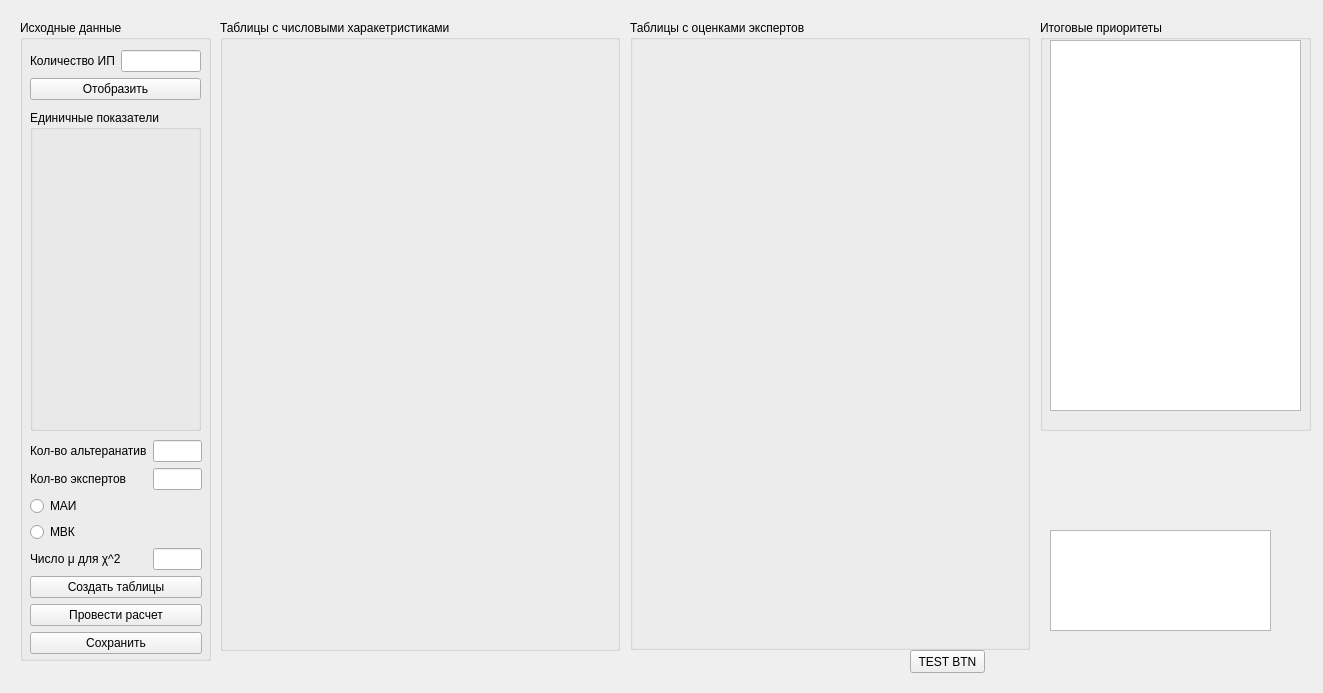
Qt form MethodsHAWC.ui (ErRomag/BenchmarkingMethods) before a commit.
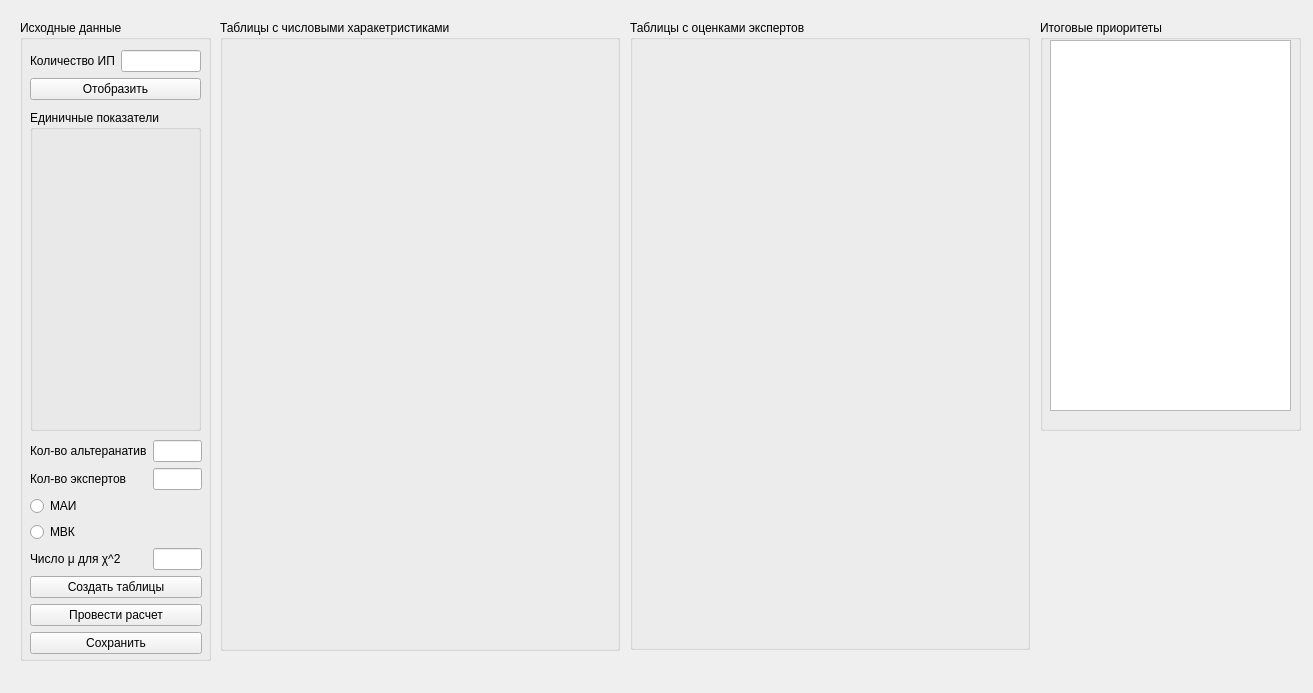
The same form after that commit.

```diff
--- a/MethodsHAWC.ui
+++ b/MethodsHAWC.ui
@@ -6,7 +6,7 @@
    <rect>
     <x>0</x>
     <y>0</y>
-    <width>1323</width>
+    <width>1313</width>
     <height>693</height>
    </rect>
   </property>
@@ -209,35 +209,12 @@
      <layout class="QVBoxLayout" name="ExpertsVerticalLayout"/>
     </widget>
    </widget>
-   <widget class="QTableWidget" name="tableWidget">
-    <property name="geometry">
-     <rect>
-      <x>1050</x>
-      <y>530</y>
-      <width>221</width>
-      <height>101</height>
-     </rect>
-    </property>
-   </widget>
-   <widget class="QPushButton" name="TEST_BTN">
-    <property name="geometry">
-     <rect>
-      <x>910</x>
-      <y>650</y>
-      <width>75</width>
-      <height>23</height>
-     </rect>
-    </property>
-    <property name="text">
-     <string>TEST BTN</string>
-    </property>
-   </widget>
    <widget class="QGroupBox" name="groupBox_5">
     <property name="geometry">
      <rect>
       <x>1040</x>
       <y>20</y>
-      <width>271</width>
+      <width>261</width>
       <height>411</height>
      </rect>
     </property>
@@ -249,7 +226,7 @@
       <rect>
        <x>10</x>
        <y>20</y>
-       <width>251</width>
+       <width>241</width>
        <height>371</height>
       </rect>
      </property>
```
Left out of the diff: 4 changed lines with no effect on the pictures.
